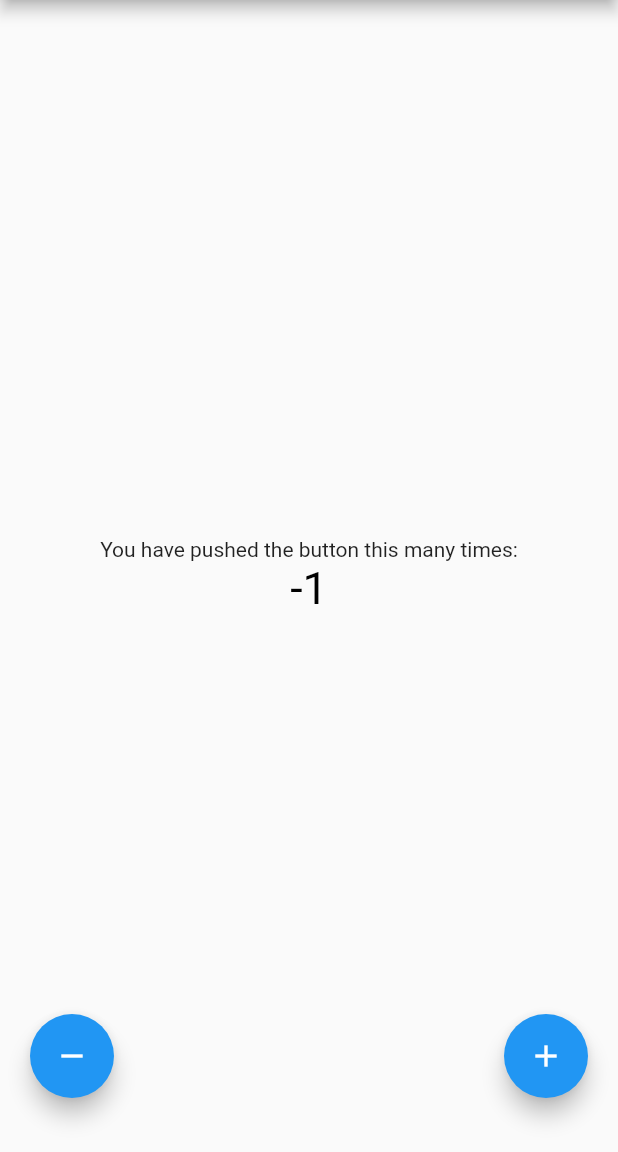
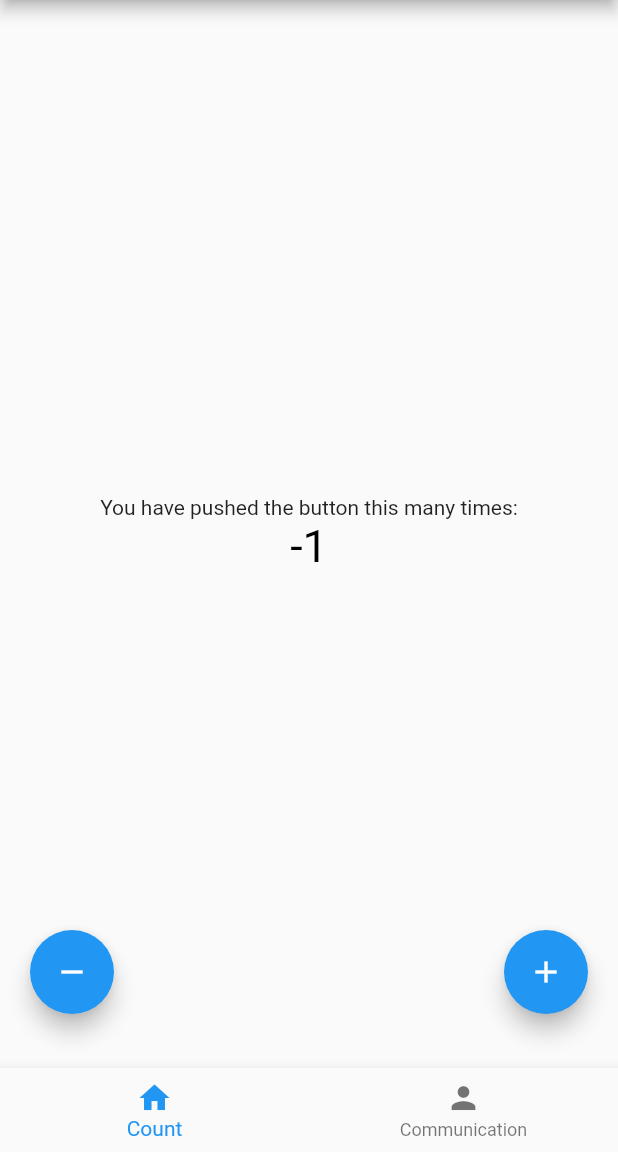
Before and after one commit to ImKeon/flutter_sample, a Flutter app: the screen it shows after launch, after a tap on the "remove" icon, on a phone screen of 412 x 824 dp, the part 84-1236 px from its top. Run offline on Flutter 3.47's test engine with Material 2 defaults, Android fonts, the phone set to English and light mode, and no system bars; our stand-ins replace equatable, flutter_bloc; generated files the repository leaves out were written again.

Commit message:
add navigation bar

```diff
--- a/lib/counter/counter.dart
+++ b/lib/counter/counter.dart
@@ -1,8 +1,7 @@
 import 'package:flutter/material.dart';
 import 'package:flutter_bloc/flutter_bloc.dart';
 import 'package:keontestapp/counter/bloc/bloc.dart';
-
-
+import 'package:keontestapp/data_communication/communication.dart';
 
 class Counter extends StatefulWidget {
   @override
--- a/lib/main.dart
+++ b/lib/main.dart
@@ -1,6 +1,19 @@
 import 'package:flutter/material.dart';
-import 'package:keontestapp/counter/counter.dart';
+import 'package:keontestapp/main/navigationbar.dart';
 
 void main() {
-  runApp(Counter());
+  runApp(MyApp());
 }
+
+class MyApp extends StatelessWidget {
+  // This widget is the root of your application.
+  @override
+  Widget build(BuildContext context) {
+    return MaterialApp(
+      theme: ThemeData(
+        primarySwatch: Colors.blue,
+      ),
+      home: NavigationBar(),
+    );
+  }
+}
--- /dev/null
+++ b/lib/main/navigationbar.dart
@@ -0,0 +1,47 @@
+import 'package:flutter/material.dart';
+import 'package:keontestapp/counter/counter.dart';
+import 'package:keontestapp/data_communication/communication.dart';
+
+class NavigationBar extends StatefulWidget {
+  @override
+  _NavigationBarState createState() => _NavigationBarState();
+}
+
+class _NavigationBarState extends State<NavigationBar> {
+
+  int _currentIndex = 0;
+
+  final List<Widget> _children = [Counter(), Communication()];
+
+  void _onTap(int index) {
+    setState(() {
+      _currentIndex = index;
+    });
+  }
+
+  @override
+  Widget build(BuildContext context) {
+    return Scaffold(
+      body: _children[_currentIndex],
+      bottomNavigationBar: BottomNavigationBar(
+          type: BottomNavigationBarType.fixed,
+          onTap: _onTap,
+          currentIndex: _currentIndex,
+          items: [
+            BottomNavigationBarItem(
+              icon: Icon(Icons.home),
+              title: Text(
+                  'Count'
+              ),
+            ),
+            BottomNavigationBarItem(
+              icon: Icon(Icons.person),
+              title: Text(
+                  'Communication'
+              ),
+            )
+          ]
+      ),
+    );
+  }
+}
--- /dev/null
+++ b/lib/model/communication.dart
@@ -0,0 +1,16 @@
+import 'package:json_annotation/json_annotation.dart';
+
+part 'communication.g.dart';
+
+@JsonSerializable()
+class Communication {
+  String title;
+  String subTitle;
+  String contents;
+
+  Communication(this.title, this.subTitle, this.contents);
+
+  factory Communication.fromJson(Map<String, dynamic> json) => _$CommunicationFromJson(json);
+
+  Map<String, dynamic> toJson() => _$CommunicationToJson(this);
+}
--- a/pubspec.yaml
+++ b/pubspec.yaml
@@ -25,7 +25,8 @@ dependencies:
     sdk: flutter
   equatable: ^1.2.0
   flutter_bloc: ^4.0.1
-
+  json_annotation: ^3.0.1
+  json_serializable: ^3.3.0
 
   # The following adds the Cupertino Icons font to your application.
   # Use with the CupertinoIcons class for iOS style icons.
@@ -34,6 +35,7 @@ dependencies:
 dev_dependencies:
   flutter_test:
     sdk: flutter
+  build_runner: ^1.10.0
 
 # For information on the generic Dart part of this file, see the
 # following page: https://dart.dev/tools/pub/pubspec
```
Also changed, not shown: lib/data_communication/communication.dart (+38 -0 lines), lib/model/communication.g.dart (added), pubspec.lock.
